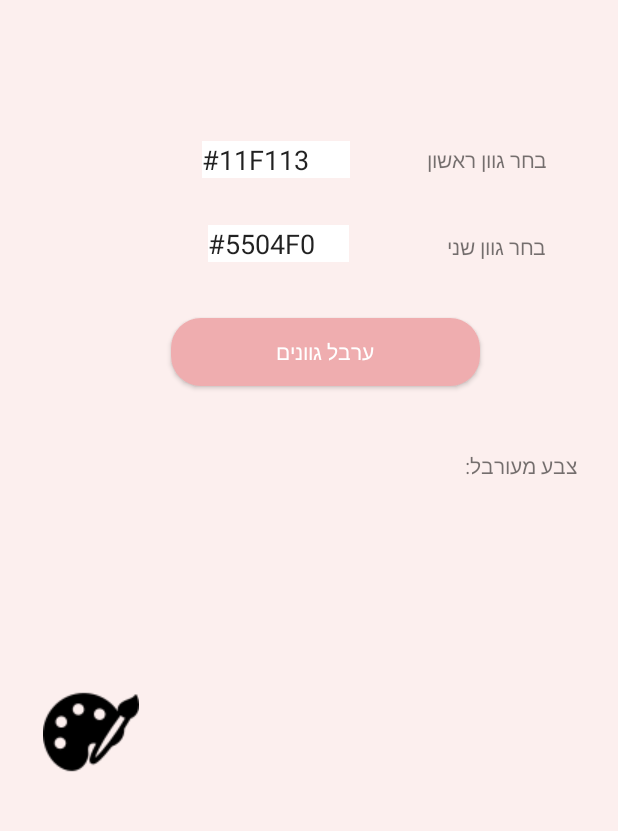
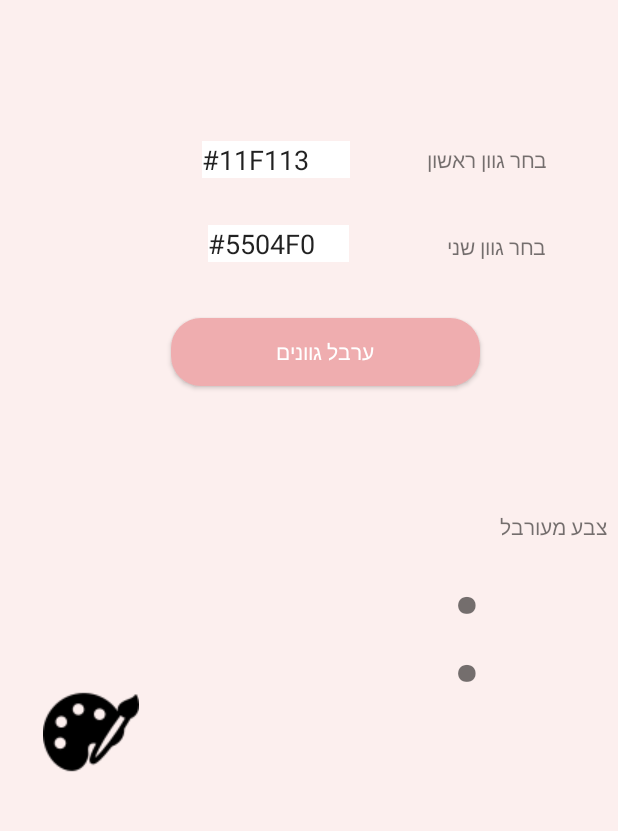
Before and after one commit to renen-s/IrlenGlasses, an Android app: the ColorBlendingActivity screen opened directly, with no data from a screen before it, on a phone screen of 412 x 824 dp, the part 282-1113 px from its top. Run offline under Robolectric (Android 15) with nearby library versions, the phone set to English and light mode, and no system bars.

Commit message:
add a tiny separator instead of a : mark in text

```diff
--- a/app/src/main/res/layout/activity_color_blending.xml
+++ b/app/src/main/res/layout/activity_color_blending.xml
@@ -118,19 +118,38 @@
 
     <TextView
         android:id="@+id/blended_color_text"
-        android:layout_width="110dp"
-        android:layout_height="68dp"
+        android:layout_width="wrap_content"
+        android:layout_height="32dp"
         android:layout_below="@+id/button_activate_colorblend"
         android:layout_alignParentEnd="true"
         android:layout_alignParentRight="true"
-        android:layout_marginStart="-10dp"
-        android:layout_marginLeft="-10dp"
-        android:layout_marginTop="43dp"
-        android:layout_marginEnd="27dp"
-        android:layout_marginRight="27dp"
+        android:layout_marginStart="11dp"
+        android:layout_marginLeft="11dp"
+        android:layout_marginTop="84dp"
+        android:layout_marginEnd="7dp"
+        android:layout_marginRight="7dp"
         android:layout_toEndOf="@+id/res_blended_color_box"
         android:layout_toRightOf="@+id/res_blended_color_box"
         android:text="@string/blendedColor" />
+
+    <TextView
+        android:id="@+id/blended_color_marker_separator"
+        style="@android:style/Widget.Holo.TextView"
+        android:layout_width="21dp"
+        android:layout_height="29dp"
+        android:layout_below="@+id/button_activate_colorblend"
+        android:layout_alignBottom="@+id/res_blended_color_box"
+        android:layout_marginTop="86dp"
+        android:layout_marginEnd="0dp"
+        android:layout_marginRight="0dp"
+        android:layout_marginBottom="42dp"
+        android:layout_toStartOf="@+id/blended_color_text"
+        android:layout_toLeftOf="@+id/blended_color_text"
+        android:width="5dp"
+        android:maxWidth="5dp"
+        android:minWidth="5dp"
+        android:text="@string/separator_mark"
+        app:autoSizeTextType="uniform" />
 
     <TextView
         android:id="@+id/res_blended_color_box"
--- a/app/src/main/res/values/strings.xml
+++ b/app/src/main/res/values/strings.xml
@@ -31,7 +31,7 @@
     <string name="newHue1">#FFFFFF</string>
     <string name="placeHolderHue1">#11F113</string>
     <string name="placeHolderHue2">#5504F0</string>
-    <string name="blendedColor">צבע מעורבל:</string>
+    <string name="blendedColor">צבע מעורבל</string>
     <string name="blendedHues" />
     <string name="colorpalleticon">ColorPalletIcon</string>
     <string name="cameraicon">cameraIcon</string>
@@ -39,4 +39,5 @@
     <string name="hexColor_hint">77DC143C</string>
     <string name="greeting_text_prefix">Hey</string>
     <string name="poundSignForHexColors">#</string>
+    <string name="separator_mark">:</string>
 </resources>
```
